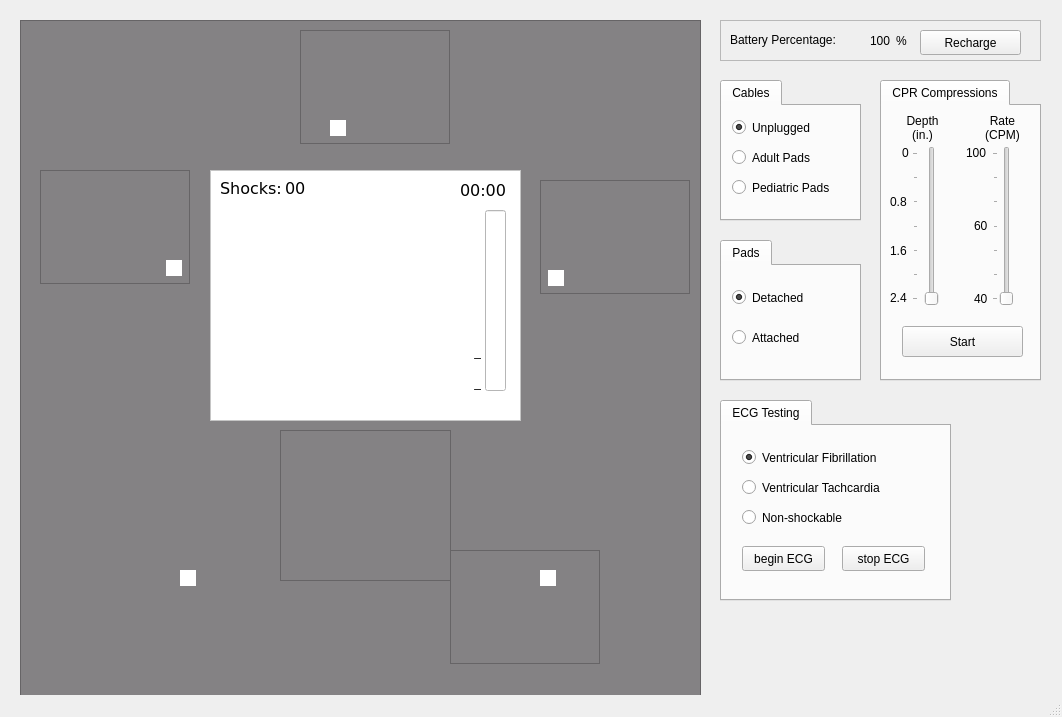
nicwatson/aed-project, file mainwindow.ui: the form before one commit.
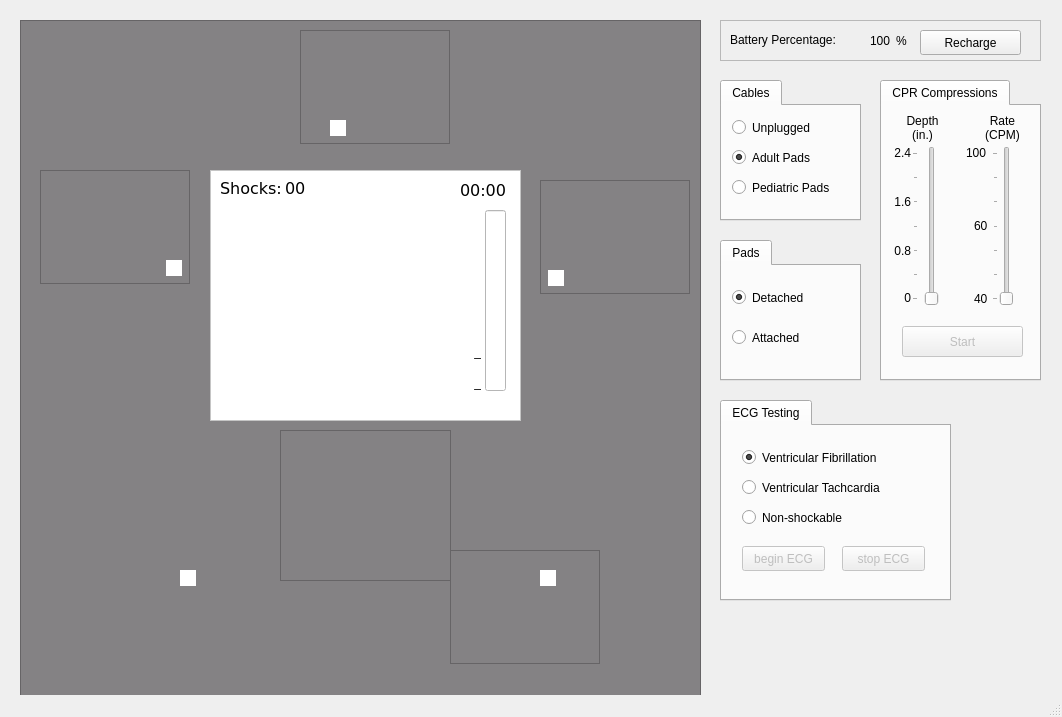
The form after the commit. Icons and pictures are not drawn. Custom widgets are drawn as their Qt base class.

The edit to the form file:
```diff
--- a/mainwindow.ui
+++ b/mainwindow.ui
@@ -539,7 +539,7 @@
        <string>Unplugged</string>
       </property>
       <property name="checked">
-       <bool>true</bool>
+       <bool>false</bool>
       </property>
      </widget>
      <widget class="QRadioButton" name="pediatricPadsButton">
@@ -567,6 +567,9 @@
       <property name="text">
        <string>Adult Pads</string>
       </property>
+      <property name="checked">
+       <bool>true</bool>
+      </property>
      </widget>
     </widget>
    </widget>
@@ -698,7 +701,10 @@
        <number>10</number>
       </property>
      </widget>
-     <widget class="QPushButton" name="toggleCompressionsButton">
+     <widget class="aedGui::CompressionsToggleButton" name="toggleCompressionsButton">
+      <property name="enabled">
+       <bool>false</bool>
+      </property>
       <property name="geometry">
        <rect>
         <x>20</x>
@@ -800,7 +806,10 @@
        </rect>
       </property>
       <property name="text">
-       <string>2.4</string>
+       <string>0</string>
+      </property>
+      <property name="alignment">
+       <set>Qt::AlignRight|Qt::AlignTrailing|Qt::AlignVCenter</set>
       </property>
      </widget>
      <widget class="QLabel" name="label_11">
@@ -813,33 +822,42 @@
        </rect>
       </property>
       <property name="text">
-       <string>1.6</string>
-      </property>
-     </widget>
-     <widget class="QLabel" name="label_12">
-      <property name="geometry">
-       <rect>
-        <x>8</x>
-        <y>87</y>
-        <width>21</width>
-        <height>17</height>
-       </rect>
-      </property>
-      <property name="text">
        <string>0.8</string>
       </property>
+      <property name="alignment">
+       <set>Qt::AlignRight|Qt::AlignTrailing|Qt::AlignVCenter</set>
+      </property>
      </widget>
      <widget class="QLabel" name="label_13">
       <property name="geometry">
        <rect>
-        <x>20</x>
+        <x>8</x>
+        <y>87</y>
+        <width>21</width>
+        <height>17</height>
+       </rect>
+      </property>
+      <property name="text">
+       <string>1.6</string>
+      </property>
+      <property name="alignment">
+       <set>Qt::AlignRight|Qt::AlignTrailing|Qt::AlignVCenter</set>
+      </property>
+     </widget>
+     <widget class="QLabel" name="cpr_static_slider_depth2_4">
+      <property name="geometry">
+       <rect>
+        <x>8</x>
         <y>38</y>
-        <width>16</width>
+        <width>21</width>
         <height>17</height>
        </rect>
       </property>
       <property name="text">
-       <string>0</string>
+       <string>2.4</string>
+      </property>
+      <property name="alignment">
+       <set>Qt::AlignRight|Qt::AlignTrailing|Qt::AlignVCenter</set>
       </property>
      </widget>
     </widget>
@@ -858,6 +876,9 @@
       <string>ECG Testing</string>
      </attribute>
      <widget class="QPushButton" name="beginECGButton">
+      <property name="enabled">
+       <bool>false</bool>
+      </property>
       <property name="geometry">
        <rect>
         <x>20</x>
@@ -874,6 +895,9 @@
       </property>
      </widget>
      <widget class="QPushButton" name="stopECGButton">
+      <property name="enabled">
+       <bool>false</bool>
+      </property>
       <property name="geometry">
        <rect>
         <x>120</x>
@@ -946,6 +970,16 @@
    <header>qcustomplot.h</header>
    <container>1</container>
   </customwidget>
+  <customwidget>
+   <class>aedGui::LampButton</class>
+   <extends>QPushButton</extends>
+   <header>aedGui/LampButton.h</header>
+  </customwidget>
+  <customwidget>
+   <class>aedGui::CompressionsToggleButton</class>
+   <extends>QPushButton</extends>
+   <header>aedGui/CompressionsToggleButton.h</header>
+  </customwidget>
  </customwidgets>
  <resources/>
  <connections/>
```
Left out of the diff: 72 changed lines with no effect on the pictures.
